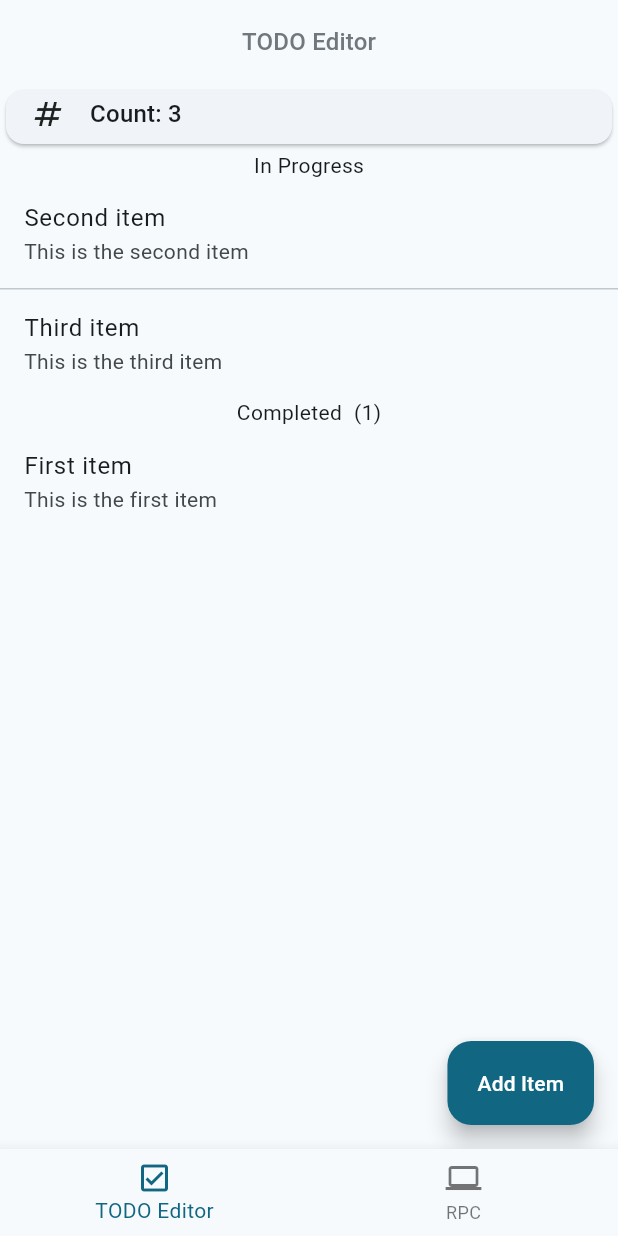
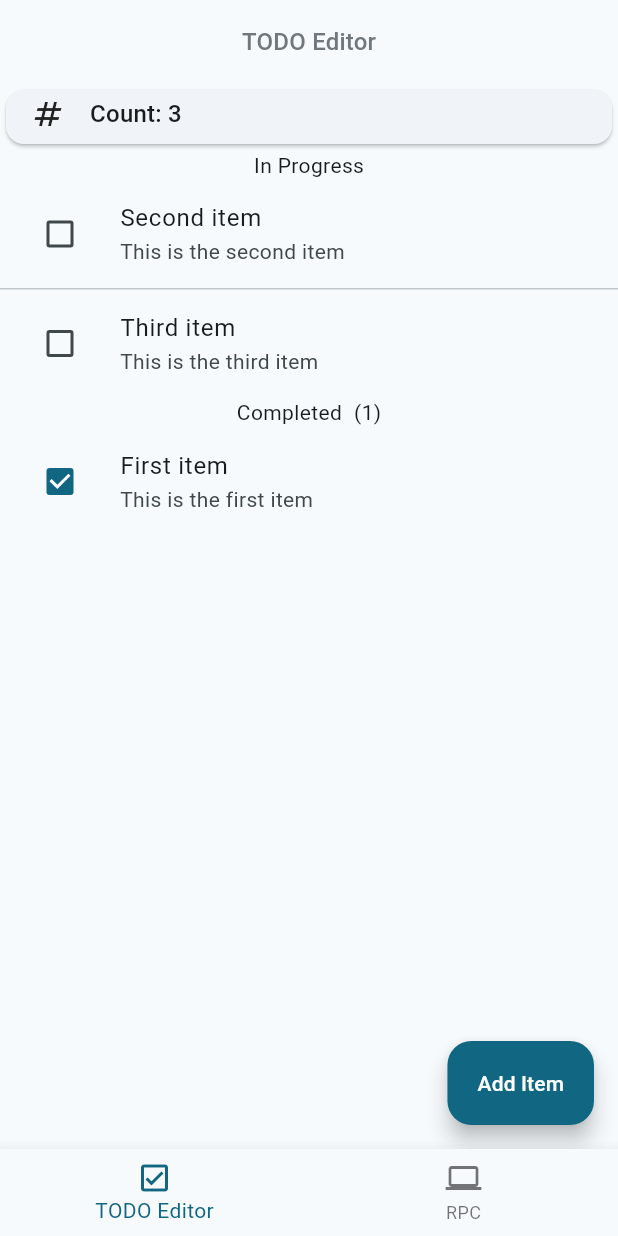
Before and after one commit to vinculor/vinculor-flutter-test, a Flutter app: the screen it shows after launch, on a phone screen of 412 x 824 dp. Run offline on Flutter 3.47's test engine with Material 3 defaults, Android fonts, the phone set to English and light mode, and no system bars; our stand-ins replace after_layout, gap, get_it.

Commit message:
feat: Add checkbox to toggle todo item completion status
- Add a checkbox to each item to toggle between 'In Progress' and 'Completed'
- Position the checkbox to the left of the item text
- Toggle item status when checkbox is clicked
- Simulate toggle operation with a 1-second delay
- Disable checkbox during processing

```diff
--- a/test_app_flutter/lib/widget/todo_editor/todo_editor_page.dart
+++ b/test_app_flutter/lib/widget/todo_editor/todo_editor_page.dart
@@ -1,13 +1,13 @@
 import 'package:flutter/material.dart';
 import 'package:get_it/get_it.dart';
+import 'package:test_app_flutter/widget/controller/app_controller.dart';
+import 'package:test_app_flutter/widget/main/app_scaffold.dart';
+import 'package:test_app_flutter/widget/shared_library/app_components/app_action.dart';
+import 'package:test_app_flutter/widget/shared_library/app_components/app_label.dart';
 import 'package:test_app_flutter/widget/shared_library/app_components/app_tile.dart';
 import 'package:test_app_flutter/widget/shared_library/app_page/app_page.dart';
 import 'package:test_app_flutter/widget/shared_library/app_page/app_page_section/card_section.dart';
 import 'package:test_app_flutter/widget/shared_library/app_page/app_page_section/list_section.dart';
-import 'package:test_app_flutter/widget/controller/app_controller.dart';
-import 'package:test_app_flutter/widget/main/app_scaffold.dart';
-import 'package:test_app_flutter/widget/shared_library/app_components/app_action.dart';
-import 'package:test_app_flutter/widget/shared_library/app_components/app_label.dart';
 import 'package:test_app_flutter/widget/todo_editor/add_todo_item_page.dart';
 
 class TodoEditorPage extends StatefulWidget {
@@ -18,24 +18,20 @@ class TodoEditorPage extends StatefulWidget {
 }
 
 class _TodoEditorPageState extends State<TodoEditorPage> {
+  static const String _pageTitle = 'TODO Editor';
+  static const String _addButtonText = 'Add Item';
+  static const String _inProgressTitle = 'In Progress';
+  static const String _completedTitle = 'Completed';
+  static const String _countPrefix = 'Count: ';
+
   late final _appController = GetIt.instance<AppController>();
 
-  get _appPage => AppPage(
+  final Map<int, bool> _processingItems = <int, bool>{};
+
+  AppPage<List<TodoItem>> get _appPage => AppPage<List<TodoItem>>(
         scaffold: AppScaffold(
-          titleText: 'TODO Editor',
-          floatingAction: AppItemAction<BuildContext>(
-            label: AppLabel(
-              text: 'Add Item',
-              iconData: Icons.add,
-            ),
-            onPressed: (context) async {
-              await Navigator.of(context).push(
-                MaterialPageRoute(
-                  builder: (context) => const AddTodoItemPage(),
-                ),
-              );
-            },
-          ),
+          titleText: _pageTitle,
+          floatingAction: _buildAddItemAction(),
         ),
         loadingEmitter: _appController.todoItemsEmitter,
         sections: [
@@ -48,13 +44,13 @@ class _TodoEditorPageState extends State<TodoEditorPage> {
             itemGroups: [
               ListItemGroup<TodoItem>(
                 builder: _itemBuilder,
-                titleText: 'In Progress',
+                titleText: _inProgressTitle,
                 filter: (item) => !item.isDone,
                 showCount: false,
               ),
               ListItemGroup<TodoItem>(
                 builder: _itemBuilder,
-                titleText: 'Completed',
+                titleText: _completedTitle,
                 filter: (item) => item.isDone,
                 showCount: true,
               ),
@@ -68,19 +64,59 @@ class _TodoEditorPageState extends State<TodoEditorPage> {
     return _appPage.build();
   }
 
+  AppItemAction<BuildContext> _buildAddItemAction() {
+    return AppItemAction<BuildContext>(
+      label: AppLabel(
+        text: _addButtonText,
+        iconData: Icons.add,
+      ),
+      onPressed: (BuildContext context) async {
+        await Navigator.of(context).push(
+          MaterialPageRoute<void>(
+            builder: (BuildContext context) => const AddTodoItemPage(),
+          ),
+        );
+      },
+    );
+  }
+
   List<Widget> _cardTiles(List<TodoItem> items) {
-    return [
+    return <Widget>[
       AppTile(
         iconData: Icons.numbers,
-        titleText: 'Count: ${items.length}',
+        titleText: '$_countPrefix${items.length}',
       ).build(),
     ];
   }
 
   Widget _itemBuilder(TodoItem item) {
+    final int itemIndex = _appController.todoItemsEmitter.value.indexOf(item);
+    final bool isProcessing = _processingItems[itemIndex] == true;
+
     return ListTile(
+      leading: Checkbox(
+        value: item.isDone,
+        onChanged:
+            isProcessing ? null : _buildCheckboxCallback(item, itemIndex),
+      ),
       title: Text(item.title),
-      subtitle: Text(item.description ?? ''),
+      subtitle: item.description != null ? Text(item.description!) : null,
     );
   }
+
+  ValueChanged<bool?> _buildCheckboxCallback(TodoItem item, int itemIndex) {
+    return (bool? value) async {
+      setState(() {
+        _processingItems[itemIndex] = true;
+      });
+
+      await _appController.toggleTodoItemStatus(item, itemIndex);
+
+      if (mounted) {
+        setState(() {
+          _processingItems[itemIndex] = false;
+        });
+      }
+    };
+  }
 }
```
Also changed, not shown: test_app_flutter/lib/widget/controller/app_controller.dart (+18 -1 lines).
